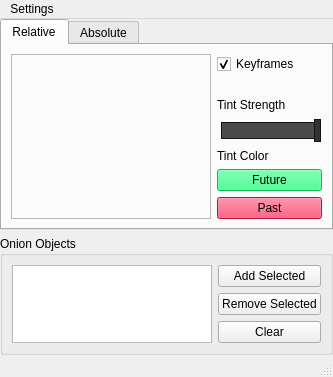
The window that 2017/onionSkinRenderer/onionSkinRendererWidget.ui (Viele/onionSkinRenderer) describes before a commit, drawn with Qt 5.
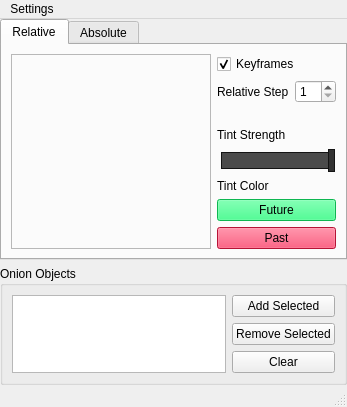
The same window after the commit.

Diff of the .ui file:
```diff
--- a/2017/onionSkinRenderer/onionSkinRendererWidget.ui
+++ b/2017/onionSkinRenderer/onionSkinRendererWidget.ui
@@ -6,8 +6,8 @@
    <rect>
     <x>0</x>
     <y>0</y>
-    <width>333</width>
-    <height>377</height>
+    <width>341</width>
+    <height>407</height>
    </rect>
   </property>
   <property name="windowTitle">
@@ -94,6 +94,24 @@
             </property>
            </widget>
           </item>
+          <item>
+           <layout class="QHBoxLayout" name="relative_step_layout">
+            <item>
+             <widget class="QLabel" name="relative_step_label">
+              <property name="text">
+               <string>Relative Step</string>
+              </property>
+             </widget>
+            </item>
+            <item>
+             <widget class="QSpinBox" name="relative_step_spinBox">
+              <property name="minimum">
+               <number>1</number>
+              </property>
+             </widget>
+            </item>
+           </layout>
+          </item>
           <item>
            <spacer name="relative_top_spacer">
             <property name="orientation">
@@ -441,7 +459,7 @@
     <rect>
      <x>0</x>
      <y>0</y>
-     <width>333</width>
+     <width>341</width>
      <height>21</height>
     </rect>
    </property>
```
Left out of the diff: 6 changed lines with no effect on the pictures.
